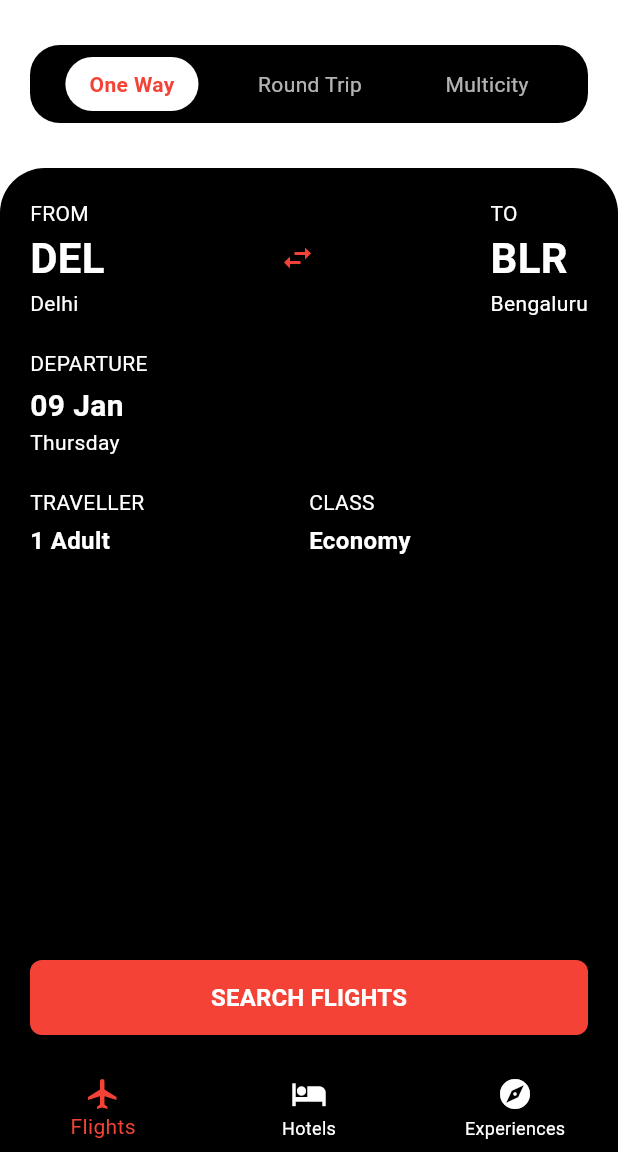
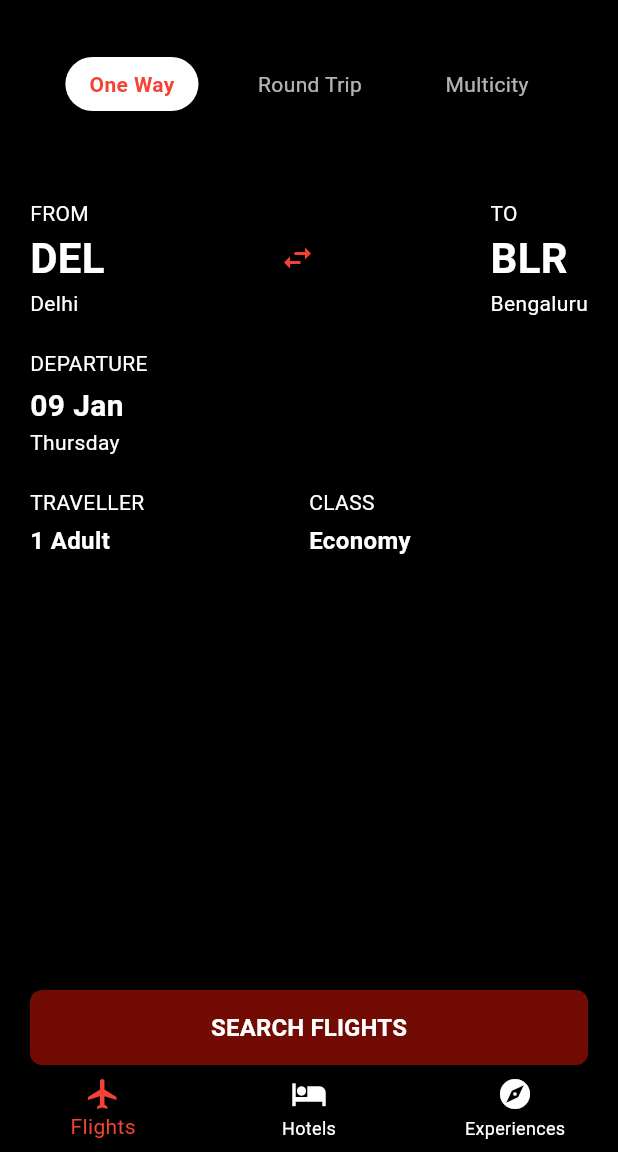
Before and after one commit to sanjaii1/fairyaatra, a Flutter app: the screen it shows after launch, after a tap on "Login with OTP", on a phone screen of 412 x 824 dp, the part 84-1236 px from its top. Run offline on Flutter 3.47's test engine with Material 3 defaults, Android fonts, the phone set to English and light mode, and no system bars.

Commit message:
updated logo and home screen and added place search

```diff
--- a/lib/src/feature/home/views/home.dart
+++ b/lib/src/feature/home/views/home.dart
@@ -24,7 +24,8 @@ class _FlightSearchPageState extends State<FlightSearchPage> {
   @override
   Widget build(BuildContext context) {
     return Scaffold(
-      backgroundColor: Colors.blue[800],
+      backgroundColor: Colors.black,
+      resizeToAvoidBottomInset: true,
       appBar: AppBar(
         backgroundColor: Colors.black,
         elevation: 0,
--- a/lib/src/feature/home/widget/flightSearchWidget.dart
+++ b/lib/src/feature/home/widget/flightSearchWidget.dart
@@ -1,6 +1,7 @@
 import 'package:fairyaatra/src/feature/home/widget/dateWidget.dart';
 import 'package:fairyaatra/src/feature/home/widget/detailWidget.dart';
 import 'package:fairyaatra/src/feature/home/widget/locationWidget.dart';
+import 'package:fairyaatra/src/feature/home/widget/searchPlaceWidget.dart';
 import 'package:flutter/material.dart';
 
 class Flightsearchwidget extends StatefulWidget {
@@ -15,15 +16,21 @@ class _FlightsearchwidgetState extends State<Flightsearchwidget> {
 
   @override
   Widget build(BuildContext context) {
-    return Container(
-      color: Colors.white,
-      child: Column(
+    final bottomInset =
+        MediaQuery.of(context).viewInsets.bottom; // Keyboard height
+
+    return Scaffold(
+      resizeToAvoidBottomInset: true, // Ensure UI resizes when keyboard opens
+      backgroundColor: Colors.black,
+      body: Column(
         children: [
           const SizedBox(height: 30),
           // Trip Type Toggle
-          Container(
-            margin: const EdgeInsets.symmetric(horizontal: 20),
+          Padding(
+            padding: const EdgeInsets.symmetric(horizontal: 20),
+            child: Container(
               padding: const EdgeInsets.symmetric(vertical: 8),
+              width: double.infinity,
               decoration: BoxDecoration(
                 color: Colors.black,
                 borderRadius: BorderRadius.circular(20),
@@ -35,6 +42,7 @@ class _FlightsearchwidgetState extends State<Flightsearchwidget> {
                   _buildTripTypeButton("Round Trip", 1),
                   _buildTripTypeButton("Multicity", 2),
                 ],
+              ),
             ),
           ),
           const SizedBox(height: 30),
@@ -49,20 +57,30 @@ class _FlightsearchwidgetState extends State<Flightsearchwidget> {
                 ),
               ),
               child: Padding(
-                padding: const EdgeInsets.all(20),
+                padding: EdgeInsets.fromLTRB(20, 20, 20, bottomInset),
                 child: Column(
                   children: [
                     // FROM and TO Locations
                     Row(
                       mainAxisAlignment: MainAxisAlignment.spaceBetween,
-                      children: const [
-                        LocationWidget(
+                      children: [
+                        GestureDetector(
+                          onTap: () {
+                            Navigator.push(
+                              context,
+                              MaterialPageRoute(
+                                  builder: (context) =>
+                                      const WhereFromPage()), // Replace with your logic
+                            );
+                          },
+                          child: const LocationWidget(
                             label: "FROM",
                             code: "DEL",
                             city: "Delhi",
                           ),
-                        Icon(Icons.swap_horiz, color: Colors.red),
-                        LocationWidget(
+                        ),
+                        const Icon(Icons.swap_horiz, color: Colors.red),
+                        const LocationWidget(
                           label: "TO",
                           code: "BLR",
                           city: "Bengaluru",
@@ -106,7 +124,7 @@ class _FlightsearchwidgetState extends State<Flightsearchwidget> {
                         // Handle Search Button Logic
                       },
                       style: ElevatedButton.styleFrom(
-                        backgroundColor: Colors.red,
+                        backgroundColor: const Color.fromARGB(255, 113, 11, 4),
                         minimumSize: const Size(double.infinity, 50),
                         shape: RoundedRectangleBorder(
                           borderRadius: BorderRadius.circular(8),
--- a/lib/src/feature/login/views/login.dart
+++ b/lib/src/feature/login/views/login.dart
@@ -49,6 +49,13 @@ class _AuthPageState extends State<AuthPage> {
                   mainAxisAlignment: MainAxisAlignment.center,
                   crossAxisAlignment: CrossAxisAlignment.stretch,
                   children: [
+                    // Logo
+                    Image.asset(
+                      'assets/images/logo.png', // Update the path to your logo
+                      height: 200,
+                      width: 200,
+                    ),
+                    // const SizedBox(height: 20),
                     // Header
                     RichText(
                       textAlign: TextAlign.center,
@@ -61,7 +68,8 @@ class _AuthPageState extends State<AuthPage> {
                               color: Color.fromARGB(255, 183, 20, 9),
                               fontFamily: 'Pacifico',
                               fontWeight: FontWeight.normal,
-                                fontStyle: FontStyle.italic),
+                              fontStyle: FontStyle.italic,
+                            ),
                           ),
                           TextSpan(
                             text: "Like Your ",
@@ -70,7 +78,8 @@ class _AuthPageState extends State<AuthPage> {
                               color: Colors.white,
                               fontWeight: FontWeight.normal,
                               fontFamily: 'Pacifico',
-                                fontStyle: FontStyle.italic),
+                              fontStyle: FontStyle.italic,
+                            ),
                           ),
                           TextSpan(
                             text: "Adventures",
@@ -79,12 +88,12 @@ class _AuthPageState extends State<AuthPage> {
                               color: Colors.white,
                               fontFamily: 'Pacifico',
                               fontWeight: FontWeight.normal,
-                                fontStyle: FontStyle.italic),
+                              fontStyle: FontStyle.italic,
+                            ),
                           ),
                         ],
                       ),
                     ),
-                    // const SizedBox(height: 15),
                     const Text(
                       "Compare the best prices",
                       textAlign: TextAlign.center,
--- a/pubspec.yaml
+++ b/pubspec.yaml
@@ -63,6 +63,7 @@ flutter:
 
   assets:
     - assets/images/download.png # Single file
+    - assets/images/logo.png
     - assets/images/ # Include all files in the images directory
   # An image asset can refer to one or more resolution-specific "variants", see
   # https://flutter.dev/to/resolution-aware-images
```
Also changed, not shown: lib/src/feature/home/widget/searchPlaceWidget.dart (added, +191 -0 lines), assets/images/logo.png (added). Lines whose indentation alone changed are shown as unchanged.
